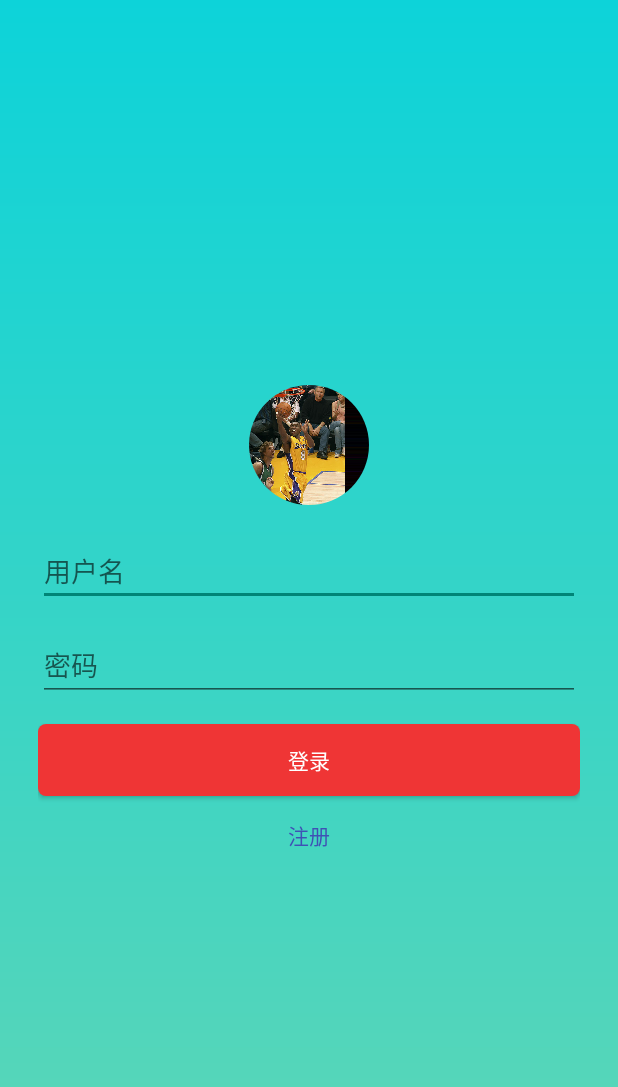
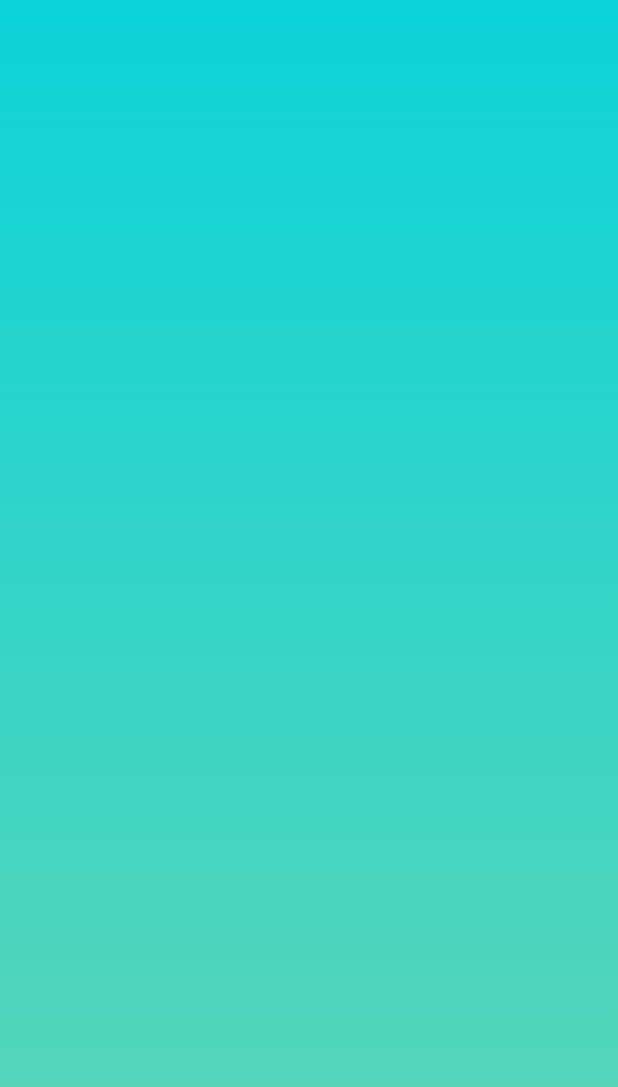
Before and after one commit to DevinMiller0/NativeMall, an Android app: the LoginActivity screen opened directly, with no data from a screen before it, on a phone screen of 412 x 824 dp. Shown: the top 1087 px of the screen. Run offline under Robolectric (Android 15) with nearby library versions, the phone set to English and light mode, and no system bars.

Commit message:
自定义水波控件

```diff
--- a/app/src/main/java/com/pamo/nativemall/activity/LoginActivity.java
+++ b/app/src/main/java/com/pamo/nativemall/activity/LoginActivity.java
@@ -3,7 +3,6 @@ package com.pamo.nativemall.activity;
 import android.os.Bundle;
 import android.support.annotation.Nullable;
 import android.support.v7.app.AppCompatActivity;
-
 import com.pamo.nativemall.R;
 import com.pamo.nativemall.utils.StatusBarUtils;
 
@@ -19,5 +18,4 @@ public class LoginActivity extends AppCompatActivity {
         setContentView(R.layout.activity_login);
         StatusBarUtils.transparentStatusBar(this);
     }
-
 }
--- a/app/src/main/java/com/pamo/nativemall/widget/CircleImageView.java
+++ b/app/src/main/java/com/pamo/nativemall/widget/CircleImageView.java
@@ -71,7 +71,6 @@ public class CircleImageView extends android.support.v7.widget.AppCompatImageVie
             return bitmap;
             } else {
             return null;
-
             }
     }
 }
--- a/app/src/main/res/layout/activity_login.xml
+++ b/app/src/main/res/layout/activity_login.xml
@@ -7,40 +7,5 @@
     android:gravity="center"
     android:orientation="vertical">
 
-    <com.pamo.nativemall.widget.CircleImageView
-        android:id="@+id/circle_avatar"
-        android:layout_width="80dp"
-        android:layout_height="80dp"
-        android:src="@mipmap/kobe"/>
 
-    <EditText
-        android:id="@+id/et_user_name"
-        android:layout_width="match_parent"
-        android:layout_height="wrap_content"
-        android:hint="用户名"
-        android:paddingBottom="10dp"
-        android:layout_marginTop="20dp"/>
-
-    <EditText
-        android:id="@+id/et_pass_word"
-        android:layout_width="match_parent"
-        android:layout_height="wrap_content"
-        android:layout_marginTop="15dp"
-        android:hint="密码"/>
-
-    <Button
-        android:id="@+id/btn_login"
-        android:layout_width="match_parent"
-        android:layout_height="wrap_content"
-        android:background="@drawable/bg_btn_login"
-        android:textColor="@color/colorWhite"
-        android:layout_marginTop="15dp"
-        android:text="登录"/>
-
-    <TextView
-        android:layout_width="wrap_content"
-        android:layout_height="wrap_content"
-        android:layout_marginTop="15dp"
-        android:text="注册"
-        android:textColor="@color/colorPrimary"/>
 </LinearLayout>
```
Also changed, not shown: app/src/main/java/com/pamo/nativemall/fragment/HomeFragment.java (+17 -1 lines), app/src/main/java/com/pamo/nativemall/widget/WaveView.java (added, +162 -0 lines), app/src/main/res/layout/fragment_home.xml (+11 -1 lines), app/src/main/res/values/attrs.xml (+7 -0 lines).
